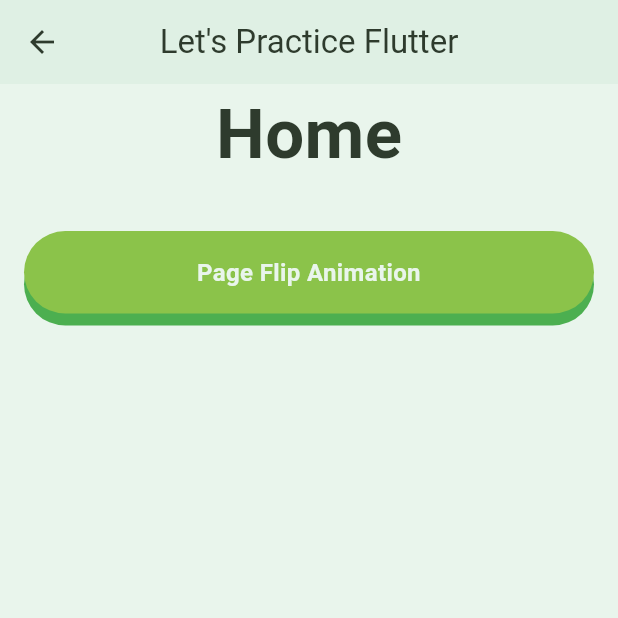
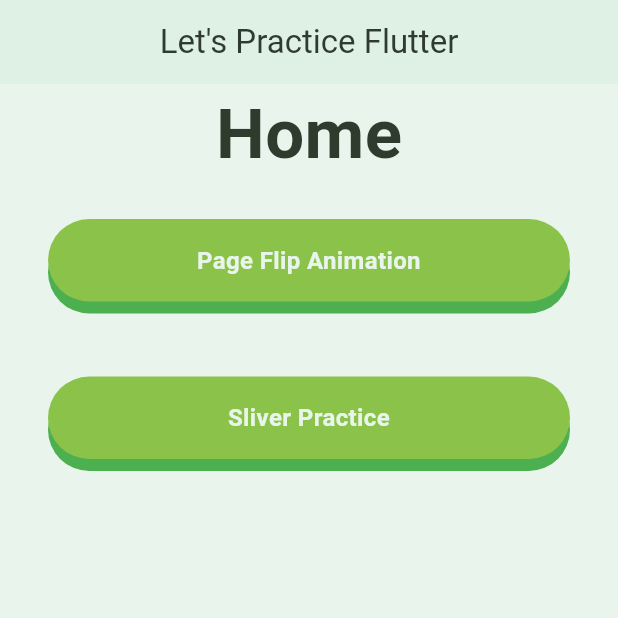
Before and after one commit to jatulya/flutter-learning, a Flutter app: the screen it shows after launch, on a phone screen of 412 x 824 dp, the top half of it. Run offline on Flutter 3.47's test engine with Material 3 defaults, Android fonts, the phone set to English and light mode, and no system bars.

Commit message:
feat: added new page to test out sliver knowledge

```diff
--- a/practice_flutter/lib/app/common/constants/constant_values.dart
+++ b/practice_flutter/lib/app/common/constants/constant_values.dart
@@ -1,5 +1,6 @@
 import 'package:practice_flutter/app/common/exports.dart';
 import 'package:practice_flutter/app/common/extensions.dart';
+import 'package:practice_flutter/app/models/scroll_section/card_item.dart';
 
 class ButtonItem {
   final String buttonName;
@@ -12,6 +13,10 @@ List<ButtonItem> get homeButtons => [
   ButtonItem(
     buttonName: AppStrings.pageFlipAnimationTitle.translate(),
     buttonNavigation: AppRoutes.pageFlip,
+  ),
+  ButtonItem(
+    buttonName: AppStrings.sliverPracticeTitle.translate(),
+    buttonNavigation: AppRoutes.sliverPractice,
   ),
 ];
 
@@ -38,3 +43,11 @@ List<Images> get pageFlipImages => [
         "https://images.unsplash.com/vector-1758527144432-e916b7c7cb82?w=500&auto=format&fit=crop&q=60&ixlib=rb-4.1.0&ixid=M3wxMjA3fDB8MHxzZWFyY2h8OHx8ZGF5JTIwc2t5fGVufDB8fDB8fHww",
   ),
 ];
+
+List<CardItem> sliverHorizontalCards = List.generate(
+  10,
+  (index) => CardItem(
+    imageUrl: 'https://picsum.photos/300/400?random=$index',
+    textToShow: 'Card Item $index',
+  ),
+);
--- a/practice_flutter/lib/app/common/constants/strings/app_strings.dart
+++ b/practice_flutter/lib/app/common/constants/strings/app_strings.dart
@@ -4,4 +4,5 @@ class AppStrings {
   static const String pageFlipLightCardHeading = "pageFlipLightCardHeading";
   static const String pageFlipDarkCardHeading = "pageFlipDarkCardHeading";
   static const String pageFlipAnimationTitle = "pageFlipAnimationTitle";
+  static const String sliverPracticeTitle = "sliverPracticeTitle";
 }
--- a/practice_flutter/lib/app/common/constants/strings/string_values.dart
+++ b/practice_flutter/lib/app/common/constants/strings/string_values.dart
@@ -8,6 +8,7 @@ class StringValues {
       AppStrings.pageFlipLightCardHeading: "Hello, Sunshine!",
       AppStrings.pageFlipDarkCardHeading: "Good night, Sleep tight!",
       AppStrings.pageFlipAnimationTitle: "Page Flip Animation",
+      AppStrings.sliverPracticeTitle: "Sliver Practice",
     },
   };
 }
--- a/practice_flutter/lib/app/common/constants/theme/app_text_style.dart
+++ b/practice_flutter/lib/app/common/constants/theme/app_text_style.dart
@@ -39,4 +39,10 @@ class AppTextStyles {
     fontWeight: FontWeight.normal,
     color: AppColors.lightTextSecondary,
   );
+
+  static const TextStyle defaultTitle = TextStyle(
+    fontSize: 36,
+    fontWeight: FontWeight.w400,
+    color: AppColors.lightTextPrimary,
+  );
 }
--- a/practice_flutter/lib/app/common/exports.dart
+++ b/practice_flutter/lib/app/common/exports.dart
@@ -4,5 +4,11 @@ export 'constants/theme/app_colors.dart';
 export 'constants/theme/app_spacing.dart';
 export 'constants/theme/app_text_style.dart';
 export 'constants/theme/app_theme.dart';
+export 'constants/constant_values.dart';
 export 'routes/app_router.dart';
 export 'routes/app_routes.dart';
+
+//common widgets
+export 'widgets/custom_app_bar.dart';
+export 'widgets/image_text_card.dart';
+export 'widgets/pushable_button.dart';
--- a/practice_flutter/lib/app/common/routes/app_router.dart
+++ b/practice_flutter/lib/app/common/routes/app_router.dart
@@ -2,14 +2,17 @@ import 'package:flutter/material.dart';
 import 'package:practice_flutter/app/common/routes/app_routes.dart';
 import 'package:practice_flutter/app/modules/homescreen.dart';
 import 'package:practice_flutter/app/modules/page_flip/page_flip.dart';
+import 'package:practice_flutter/app/modules/slivers/sliver_practice_page.dart';
 
 class AppRouter {
   static Route<dynamic> generateRoute(RouteSettings settings) {
     switch (settings.name) {
       case AppRoutes.home:
         return MaterialPageRoute(builder: (_) => const HomeScreen());
-       case AppRoutes.pageFlip:
+      case AppRoutes.pageFlip:
         return MaterialPageRoute(builder: (_) => const PageFlip());
+      case AppRoutes.sliverPractice:
+        return MaterialPageRoute(builder: (_) => const SliverPracticePage());
       default:
         return MaterialPageRoute(
           builder: (_) =>
--- a/practice_flutter/lib/app/common/routes/app_routes.dart
+++ b/practice_flutter/lib/app/common/routes/app_routes.dart
@@ -1,4 +1,5 @@
 class AppRoutes {
   static const String home = "/home";
   static const String pageFlip = "/page-flip";
+  static const String sliverPractice = "/sliver-practice";
 }
--- a/practice_flutter/lib/app/common/widgets/pushable_button.dart
+++ b/practice_flutter/lib/app/common/widgets/pushable_button.dart
@@ -46,6 +46,7 @@ class _PushableButtonState extends State<PushableButton> {
           vertical: AppSpacing.md,
           horizontal: AppSpacing.lg,
         ),
+        margin: const EdgeInsets.symmetric(horizontal: AppSpacing.xl),
         child: Text(
           widget.text,
           textAlign: TextAlign.center,
--- a/practice_flutter/lib/app/modules/homescreen.dart
+++ b/practice_flutter/lib/app/modules/homescreen.dart
@@ -1,8 +1,6 @@
 import 'package:flutter/material.dart';
-import 'package:practice_flutter/app/common/constants/constant_values.dart';
 import 'package:practice_flutter/app/common/exports.dart';
 import 'package:practice_flutter/app/common/extensions.dart';
-import 'package:practice_flutter/app/common/widgets/pushable_button.dart';
 
 class HomeScreen extends StatelessWidget {
   const HomeScreen({super.key});
@@ -13,7 +11,9 @@ class HomeScreen extends StatelessWidget {
       appBar: AppBar(
         title: Text(AppStrings.appTitle.translate()),
         centerTitle: true,
+        leading: const SizedBox.shrink(),
       ),
+
       body: Column(
         mainAxisSize: MainAxisSize.min,
         children: [
@@ -21,24 +21,21 @@ class HomeScreen extends StatelessWidget {
           Text(AppStrings.home.translate(), style: AppTextStyles.title46),
           const SizedBox(height: AppSpacing.lg),
           // Button
-          ListView.builder(
-            shrinkWrap: true,
-            itemCount: homeButtons.length,
-            itemBuilder: (context, index) {
-              final item = homeButtons[index];
-              return Padding(
-                padding: const EdgeInsets.symmetric(
-                  vertical: AppSpacing.sm,
-                  horizontal: AppSpacing.md,
-                ),
-                child: PushableButton(
+          Expanded(
+            child: ListView.separated(
+              separatorBuilder: (context, index) => const SizedBox(height: 50),
+              scrollDirection: Axis.vertical,
+              itemCount: homeButtons.length,
+              itemBuilder: (context, index) {
+                final item = homeButtons[index];
+                return PushableButton(
                   text: item.buttonName,
                   onPressed: () {
                     Navigator.pushNamed(context, item.buttonNavigation);
                   },
-                ),
-              );
-            },
+                );
+              },
+            ),
           ),
         ],
       ),
--- a/practice_flutter/lib/app/modules/page_flip/widgets/light_page.dart
+++ b/practice_flutter/lib/app/modules/page_flip/widgets/light_page.dart
@@ -1,5 +1,4 @@
 import 'package:flutter/material.dart';
-import 'package:practice_flutter/app/common/constants/constant_values.dart';
 import 'package:practice_flutter/app/common/exports.dart';
 import 'package:practice_flutter/app/common/extensions.dart';
 
@@ -37,7 +36,7 @@ class LightPage extends StatelessWidget {
                   size: AppSpacing.lg,
                 ),
               ),
-              const SizedBox(width: AppSpacing.md),
+              const SizedBox  (width: AppSpacing.md),
               Expanded(
                 child: Text(
                   AppStrings.pageFlipLightCardHeading.translate(),
```
Also changed, not shown: practice_flutter/lib/app/common/widgets/custom_app_bar.dart (added, +30 -0 lines), practice_flutter/lib/app/common/widgets/image_text_card.dart (added, +54 -0 lines), practice_flutter/lib/app/models/scroll_section/card_item.dart (added, +9 -0 lines), practice_flutter/lib/app/modules/slivers/sliver_practice_page.dart (added, +58 -0 lines).
